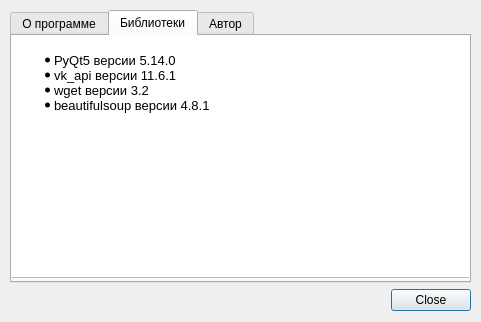
Old version of the form gui/about_dialog.ui in the repository qwertyadrian/vk-music-downloader.
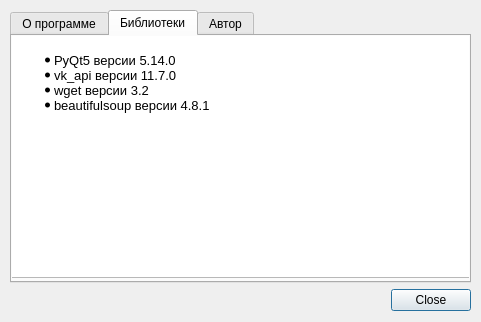
New version of the form. The open tabs and pages were chosen to show the change.

What changed in the file:
```diff
--- a/gui/about_dialog.ui
+++ b/gui/about_dialog.ui
@@ -86,7 +86,7 @@
 &lt;/style&gt;&lt;/head&gt;&lt;body style=&quot; font-family:'Noto Sans'; font-size:10pt; font-weight:400; font-style:normal;&quot;&gt;
 &lt;p style=&quot;-qt-paragraph-type:empty; margin-top:0px; margin-bottom:0px; margin-left:0px; margin-right:0px; -qt-block-indent:0; text-indent:0px;&quot;&gt;&lt;br /&gt;&lt;/p&gt;
 &lt;ul style=&quot;margin-top: 0px; margin-bottom: 0px; margin-left: 0px; margin-right: 0px; -qt-list-indent: 1;&quot;&gt;&lt;li style=&quot; margin-top:0px; margin-bottom:0px; margin-left:0px; margin-right:0px; -qt-block-indent:0; text-indent:0px;&quot;&gt;PyQt5 версии 5.14.0&lt;/li&gt;
-&lt;li style=&quot; margin-top:0px; margin-bottom:0px; margin-left:0px; margin-right:0px; -qt-block-indent:0; text-indent:0px;&quot;&gt;vk_api версии 11.6.1&lt;/li&gt;
+&lt;li style=&quot; margin-top:0px; margin-bottom:0px; margin-left:0px; margin-right:0px; -qt-block-indent:0; text-indent:0px;&quot;&gt;vk_api версии 11.7.0&lt;/li&gt;
 &lt;li style=&quot; margin-top:0px; margin-bottom:0px; margin-left:0px; margin-right:0px; -qt-block-indent:0; text-indent:0px;&quot;&gt;wget версии 3.2&lt;/li&gt;
 &lt;li style=&quot; margin-top:0px; margin-bottom:0px; margin-left:0px; margin-right:0px; -qt-block-indent:0; text-indent:0px;&quot;&gt;beautifulsoup версии 4.8.1&lt;/li&gt;&lt;/ul&gt;&lt;/body&gt;&lt;/html&gt;</string>
         </property>
```
